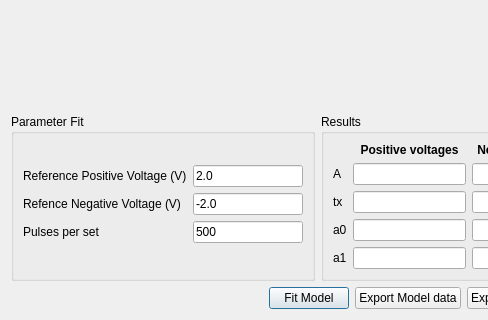
First picture: the form in uis/fitdialog.ui, repository arc-instruments/arc1_pyqt, before the edit; both pictures show x 0 to 488 and y 147 to 467 of the 608 by 467 pixel window.
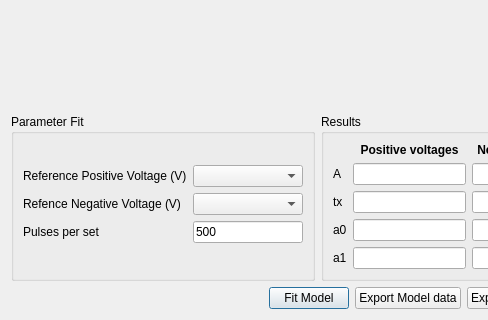
Second picture: the form after the edit. Custom widgets are drawn as their Qt base class.

Commit message:
Use ComboBoxes for the reference voltage selection in ParameterFit
As the available voltage cutoff is dependent on each dataset instead of
using LineEdits with arbitrary input, assemble all unique positive and
reference voltages. That way the user cannot input a voltage value that
could not be present in the dataset

Diff of the .ui file:
```diff
--- a/uis/fitdialog.ui
+++ b/uis/fitdialog.ui
@@ -186,20 +186,6 @@
         </property>
        </widget>
       </item>
-      <item row="2" column="1">
-       <widget class="QLineEdit" name="VNegRefEdit">
-        <property name="text">
-         <string>-2.0</string>
-        </property>
-       </widget>
-      </item>
-      <item row="1" column="1">
-       <widget class="QLineEdit" name="VPosRefEdit">
-        <property name="text">
-         <string>2.0</string>
-        </property>
-       </widget>
-      </item>
       <item row="3" column="0">
        <widget class="QLabel" name="label_3">
         <property name="text">
@@ -258,6 +244,12 @@
         </property>
        </widget>
       </item>
+      <item row="1" column="1">
+       <widget class="QComboBox" name="refPosCombo"/>
+      </item>
+      <item row="2" column="1">
+       <widget class="QComboBox" name="refNegCombo"/>
+      </item>
      </layout>
     </widget>
    </item>
```
Left out of the diff: 2 changed lines with no effect on the pictures. The commit also changes 1 other file.
